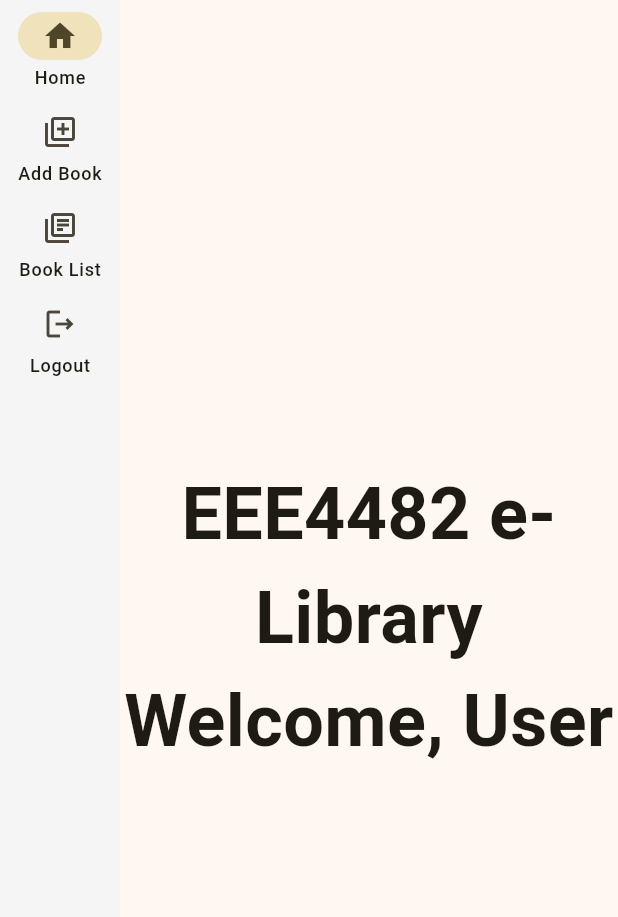
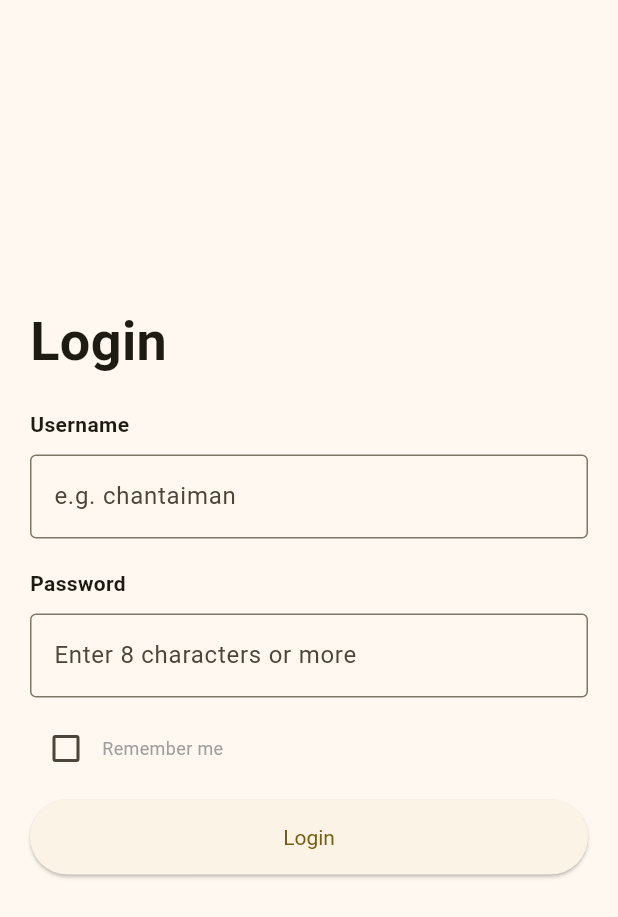
Before and after one commit to wingyeung0317/eee4482_lab, a Flutter app: the screen it shows after launch, on a phone screen of 412 x 824 dp. Shown: the top 917 px of the screen. Run offline on Flutter 3.47's test engine with Material 3 defaults, Android fonts, the phone set to English and light mode, and no system bars; our stand-ins replace shelf, shelf_proxy, validators; missing offline and left inert: dart:html.

Commit message:
Feat: Login UI and cookies

```diff
--- /dev/null
+++ b/lib/cookie.dart
@@ -0,0 +1,16 @@
+import 'dart:html';
+
+Map<String, String> getCookie() {
+  Map<String, String> cookieMap = {};
+  final cookie = document.cookie!;
+  final entity = cookie.split("; ").map((item) {
+    final split = item.split("=");
+    return MapEntry(split[0], split[1]);
+  });
+  cookieMap = Map.fromEntries(entity);
+  return cookieMap;
+}
+
+void setCookie(String key, String value) {
+  document.cookie = key + "=" + value;
+}
--- a/lib/main.dart
+++ b/lib/main.dart
@@ -2,6 +2,7 @@ import 'package:flutter/material.dart';
 import 'pages/home_page.dart';
 import 'pages/add_book_page.dart';
 import 'pages/booklist_page.dart';
+import 'pages/login_page.dart';
 
 void main() => runApp(App());
 
@@ -12,7 +13,8 @@ class App extends StatelessWidget {
         title: 'EEE4482 e-Library',
         initialRoute: '/',
         routes: {
-          '/': (context) => HomePage(),
+          '/': (context) => LoginPage(),
+          '/login': (context) => LoginPage(),
           '/home': (context) => HomePage(),
           '/add': (context) => AddBookPage(),
           '/booklist': (context) => BooklistPage(),
--- /dev/null
+++ b/lib/pages/login_page.dart
@@ -0,0 +1,121 @@
+import 'package:flutter/material.dart';
+import '../widgets/input_box.dart';
+import '../cookie.dart';
+
+class LoginPage extends StatefulWidget {
+  const LoginPage({super.key});
+  @override
+  State<LoginPage> createState() => _LoginPageState();
+}
+
+class _LoginPageState extends State<LoginPage> {
+  final _formKey = GlobalKey<FormState>();
+  final TextEditingController _usernameController = TextEditingController();
+  final TextEditingController _passwordController = TextEditingController();
+  bool isRememberMeChecked = false; // store the state of checkbox
+  @override
+  Widget build(BuildContext context) {
+    return Scaffold(
+        body: Center(
+            child: Container(
+                width: 600,
+                height: 500,
+                child: Form(key: _formKey, child: _buildWidgets(context)))));
+  }
+
+  String? _validateUsername(String? value) {
+    if (value == null || value.isEmpty) return 'Username cannot be empty.';
+    return null;
+  }
+
+  String? _validatePassword(String? value) {
+    if (value == null || value.isEmpty) return 'Password cannot be empty.';
+    return null;
+  }
+
+  Widget _buildWidgets(BuildContext context) {
+    try {
+      final cookieMap = getCookie();
+      int remember = cookieMap.containsKey("remember")
+          ? int.parse(cookieMap["remember"]!)
+          : 0;
+      if (remember > 0) {
+        _usernameController.text = cookieMap["remember_username"]!;
+        _passwordController.text = cookieMap["remember_password"]!;
+      }
+    } catch (e) {
+      print(e);
+    }
+
+    return Column(crossAxisAlignment: CrossAxisAlignment.start, children: [
+      Container(
+        margin: EdgeInsets.only(left: 20, top: 40, bottom: 10, right: 20),
+        child: Text("Login",
+            style: TextStyle(
+              fontSize: 36,
+              fontWeight: FontWeight.bold,
+            )),
+      ),
+      InputBox(
+        name: "Username",
+        hint: "e.g. chantaiman",
+        controller: _usernameController,
+        validator: _validateUsername,
+      ),
+      InputBox(
+        name: "Password",
+        hint: "Enter 8 characters or more",
+        controller: _passwordController,
+        validator: _validatePassword,
+        obscureText: true,
+      ),
+      Container(
+        margin: EdgeInsets.only(left: 20, top: 0, bottom: 0, right: 20),
+        alignment: Alignment.centerLeft,
+        child: Row(children: [
+          Checkbox(
+              value: isRememberMeChecked,
+              onChanged: (bool? value) {
+                setState(() {
+                  isRememberMeChecked = value!;
+                });
+              }),
+          Text("Remember me",
+              style: TextStyle(fontSize: 12, color: Colors.grey)),
+        ]),
+      ),
+      Container(
+          margin: EdgeInsets.only(left: 20, top: 10, bottom: 10, right: 20),
+          alignment: Alignment.centerLeft,
+          child: ElevatedButton(
+            style: ElevatedButton.styleFrom(
+                minimumSize: const Size.fromHeight(50),
+                textStyle: const TextStyle(fontSize: 14)),
+            onPressed: () {
+              if (_formKey.currentState!.validate()) {
+                if (isRememberMeChecked) {
+                  setCookie("remember", "1");
+                  setCookie("remember_username", _usernameController.text);
+                  setCookie("remember_password", _passwordController.text);
+                } else {
+                  setCookie("remember", "0");
+                }
+                login();
+              }
+            },
+            child: const Text('Login'),
+          )),
+    ]);
+  }
+
+  void login() async {
+    String message = 'Failed to login your account';
+    if (true) {
+      message = 'Successfully login to your account.';
+      Navigator.of(context).pushNamed("/home");
+    }
+    ScaffoldMessenger.of(context).showSnackBar(
+      SnackBar(content: Text(message)),
+    );
+  }
+}
```
